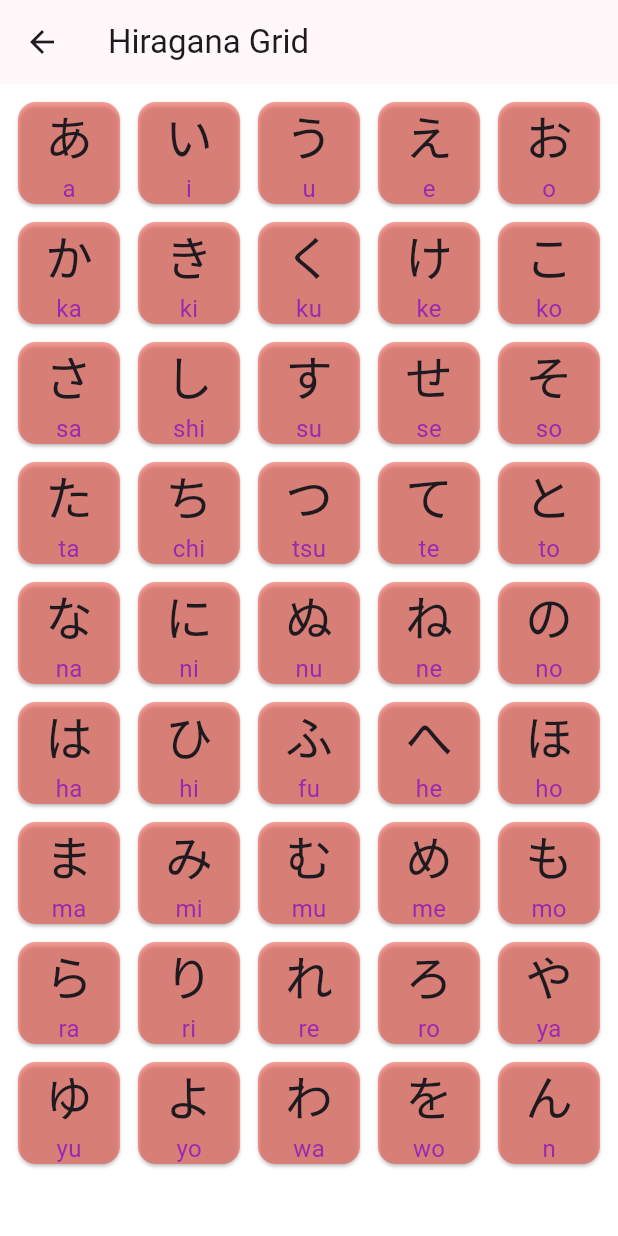
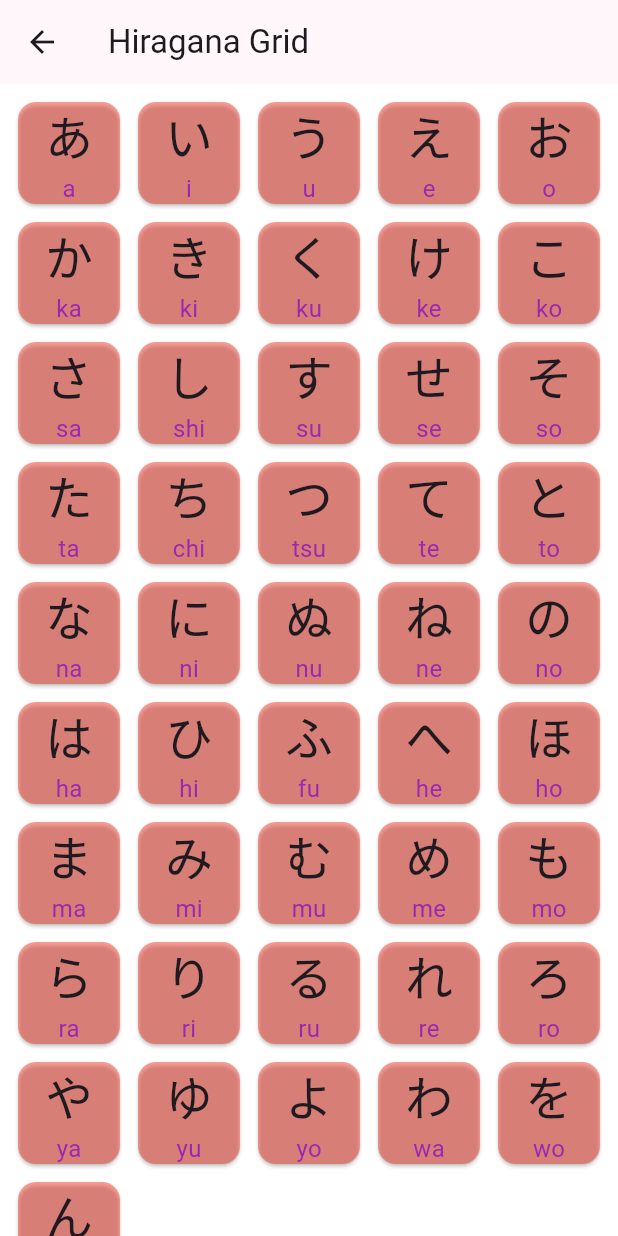
Before and after one commit to Pasqg/japapp, a Flutter app: the screen it shows after launch, after a tap on the "grid on" icon, on a phone screen of 412 x 824 dp. Run offline on Flutter 3.47's test engine with Material 3 defaults, Android fonts, the phone set to English and light mode, and no system bars; our stand-ins replace shared_preferences.

Commit message:
Fix missing る 'ru'

```diff
--- a/lib/core/kana.dart
+++ b/lib/core/kana.dart
@@ -143,6 +143,7 @@ const Map<String, (String, String)> HIRAGANA_MAP = {
   'も': ('mo', 'mo'),
   'ら': ('ra', 'ra'),
   'り': ('ri', 'ri'),
+  'る': ('ru', 'ru'),
   'れ': ('re', 're'),
   'ろ': ('ro', 'ro'),
   'や': ('ya', 'ya'),
```
